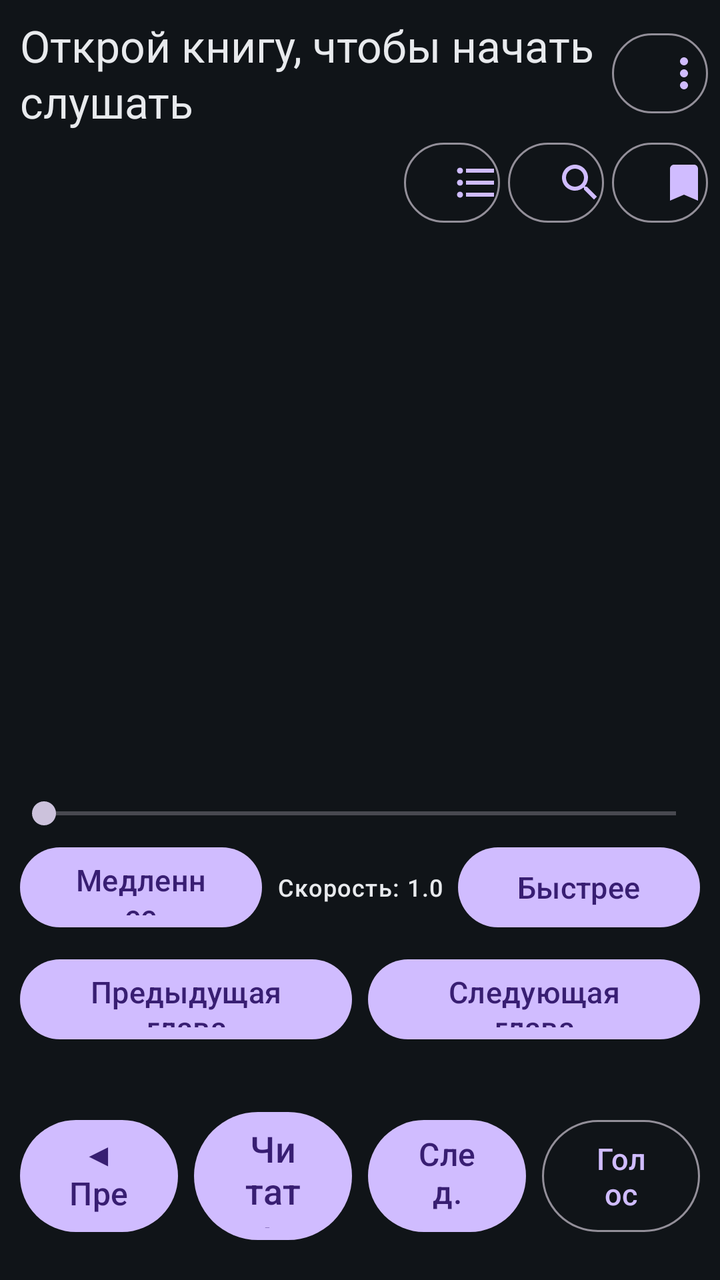
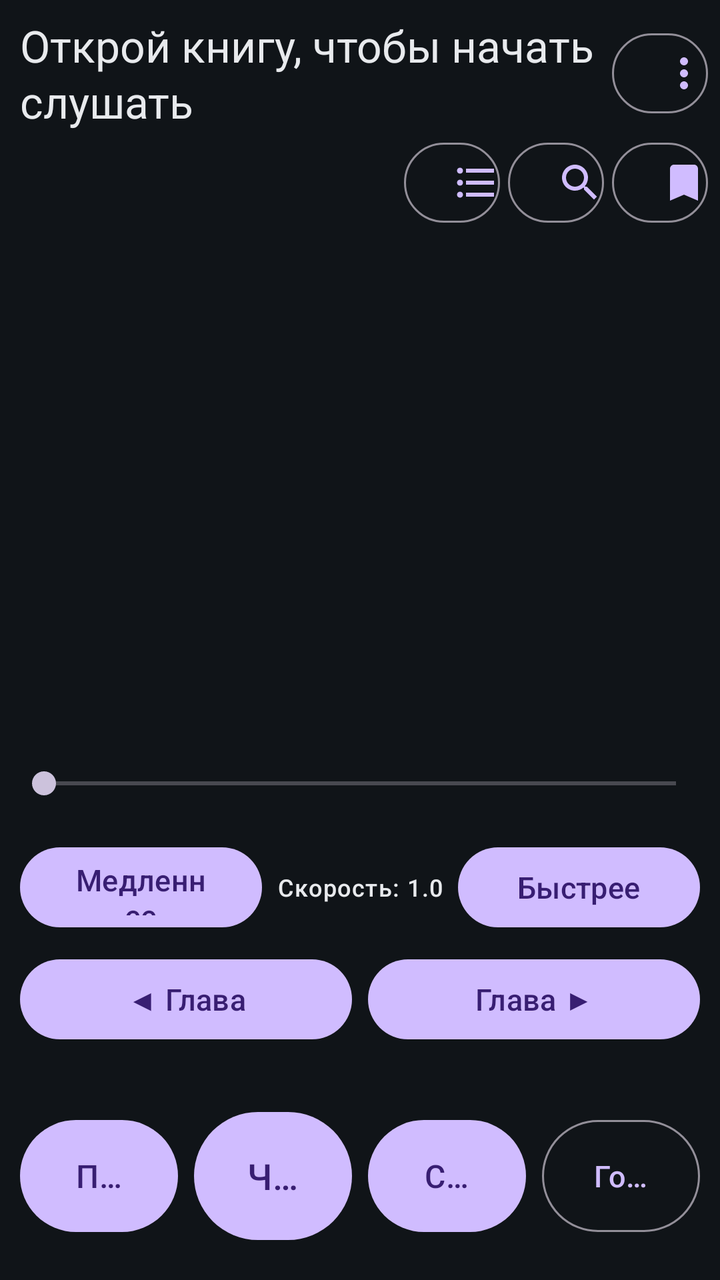

Two renders of the same Android screen: before a commit and after it. Below are the layout's source before the change and the commit's diff.
<!-- AndroidManifest.xml: application theme Theme.BookVoice -->
<!-- res/layout/activity_main.xml -->
<?xml version="1.0" encoding="utf-8"?>
<LinearLayout xmlns:android="http://schemas.android.com/apk/res/android"
    xmlns:app="http://schemas.android.com/apk/res-auto"
    android:layout_width="match_parent"
    android:layout_height="match_parent"
    android:background="#101418"
    android:orientation="vertical"
    android:padding="6dp">

    
    <LinearLayout
        android:layout_width="match_parent"
        android:layout_height="wrap_content"
        android:gravity="center_vertical"
        android:orientation="horizontal">

        <TextView
            android:id="@+id/tvHeader"
            android:layout_width="0dp"
            android:layout_height="wrap_content"
            android:layout_weight="1"
            android:accessibilityHeading="true"
            android:ellipsize="end"
            android:focusable="true"
            android:screenReaderFocusable="true"
            android:maxLines="2"
            android:paddingStart="4dp"
            android:paddingTop="2dp"
            android:paddingEnd="4dp"
            android:paddingBottom="2dp"
            android:text="@string/no_book"
            android:textAppearance="?attr/textAppearanceTitleLarge"
            android:textColor="#E8EAED" />

        
        <Button
            android:id="@+id/btnMore"
            style="?attr/materialButtonOutlinedStyle"
            android:layout_width="48dp"
            android:layout_height="48dp"
            android:layout_marginStart="4dp"
            android:contentDescription="@string/reader_more_cd"
            android:gravity="center"
            android:minWidth="48dp"
            app:icon="@drawable/ic_more"
            app:iconSize="24dp" />
    </LinearLayout>

    
    <LinearLayout
        android:layout_width="match_parent"
        android:layout_height="wrap_content"
        android:gravity="end|center_vertical"
        android:orientation="horizontal">

        <Button
            android:id="@+id/btnToc"
            style="?attr/materialButtonOutlinedStyle"
            android:layout_width="48dp"
            android:layout_height="48dp"
            android:layout_marginStart="4dp"
            android:contentDescription="@string/toc_btn"
            android:gravity="center"
            android:minWidth="48dp"
            app:icon="@drawable/ic_toc"
            app:iconSize="24dp" />

        <Button
            android:id="@+id/btnSearch"
            style="?attr/materialButtonOutlinedStyle"
            android:layout_width="48dp"
            android:layout_height="48dp"
            android:layout_marginStart="4dp"
            android:contentDescription="@string/search_button_cd"
            android:gravity="center"
            android:minWidth="48dp"
            app:icon="@drawable/ic_search"
            app:iconSize="24dp" />

        <Button
            android:id="@+id/btnBookmark"
            style="?attr/materialButtonOutlinedStyle"
            android:layout_width="48dp"
            android:layout_height="48dp"
            android:layout_marginStart="4dp"
            android:contentDescription="@string/bookmark_btn"
            android:gravity="center"
            android:minWidth="48dp"
            app:icon="@drawable/ic_bookmark"
            app:iconSize="24dp" />
    </LinearLayout>

    
    <LinearLayout
        android:id="@+id/searchPanel"
        android:layout_width="match_parent"
        android:layout_height="wrap_content"
        android:orientation="vertical"
        android:paddingTop="2dp"
        android:visibility="gone">

        <LinearLayout
            android:layout_width="match_parent"
            android:layout_height="wrap_content"
            android:gravity="center_vertical"
            android:orientation="horizontal">

            <EditText
                android:id="@+id/etSearch"
                android:layout_width="0dp"
                android:layout_height="48dp"
                android:layout_weight="1"
                android:autofillHints=""
                android:hint="@string/search_field_hint"
                android:imeOptions="actionSearch"
                android:importantForAutofill="no"
                android:inputType="text"
                android:maxLines="1"
                android:textColor="#E8EAED"
                android:textColorHint="#9AA0A6"
                android:textSize="16sp" />

            <Button
                android:id="@+id/btnSearchMic"
                android:layout_width="wrap_content"
                android:layout_height="48dp"
                android:layout_marginStart="4dp"
                android:contentDescription="@string/search_mic_cd"
                android:minWidth="48dp"
                android:text="🎤"
                android:textSize="18sp" />

            <Button
                android:id="@+id/btnSearchGo"
                android:layout_width="wrap_content"
                android:layout_height="48dp"
                android:layout_marginStart="4dp"
                android:text="@string/search_find_btn"
                android:textSize="15sp" />
        </LinearLayout>

        <TextView
            android:id="@+id/tvSearchResult"
            android:layout_width="match_parent"
            android:layout_height="wrap_content"
            android:gravity="center"
            android:paddingTop="2dp"
            android:paddingBottom="2dp"
            android:textAppearance="?attr/textAppearanceLabelMedium"
            android:textColor="#9AA0A6" />

        <LinearLayout
            android:layout_width="match_parent"
            android:layout_height="wrap_content"
            android:gravity="center"
            android:orientation="horizontal">

            <Button
                android:id="@+id/btnSearchPrev"
                android:layout_width="0dp"
                android:layout_height="48dp"
                android:layout_margin="2dp"
                android:layout_weight="1"
                android:text="@string/search_prev_btn"
                android:textSize="15sp" />

            <Button
                android:id="@+id/btnSearchNext"
                android:layout_width="0dp"
                android:layout_height="48dp"
                android:layout_margin="2dp"
                android:layout_weight="1"
                android:text="@string/search_next_btn"
                android:textSize="15sp" />

            <Button
                android:id="@+id/btnSearchClose"
                android:layout_width="0dp"
                android:layout_height="48dp"
                android:layout_margin="2dp"
                android:layout_weight="1"
                android:text="@string/search_close_btn"
                android:textSize="15sp" />
        </LinearLayout>
    </LinearLayout>

    
    <LinearLayout
        android:id="@+id/voicePanel"
        android:layout_width="match_parent"
        android:layout_height="wrap_content"
        android:background="#1A232B"
        android:orientation="vertical"
        android:paddingStart="4dp"
        android:paddingTop="4dp"
        android:paddingEnd="4dp"
        android:visibility="gone">

        <LinearLayout
            android:layout_width="match_parent"
            android:layout_height="wrap_content"
            android:gravity="center_vertical"
            android:orientation="horizontal">

            <TextView
                android:id="@+id/tvVoiceTitle"
                android:layout_width="0dp"
                android:layout_height="wrap_content"
                android:layout_weight="1"
                android:accessibilityHeading="true"
                android:ellipsize="end"
                android:focusable="true"
                android:screenReaderFocusable="true"
                android:maxLines="1"
                android:text="@string/voice_settings"
                android:textAppearance="?attr/textAppearanceTitleMedium"
                android:textColor="#E8EAED" />

            <Button
                android:id="@+id/btnVoiceClose"
                android:layout_width="wrap_content"
                android:layout_height="44dp"
                android:layout_marginStart="4dp"
                android:minWidth="44dp"
                android:text="@string/dialog_close"
                android:textSize="14sp" />
        </LinearLayout>

        <ScrollView
            android:id="@+id/voiceScroll"
            android:layout_width="match_parent"
            android:layout_height="wrap_content"
            android:scrollbars="vertical">

            <LinearLayout
                android:id="@+id/voiceBody"
                android:layout_width="match_parent"
                android:layout_height="wrap_content"
                android:orientation="vertical" />
        </ScrollView>
    </LinearLayout>

    <androidx.recyclerview.widget.RecyclerView
        android:id="@+id/sentenceList"
        android:layout_width="match_parent"
        android:layout_height="0dp"
        android:layout_weight="1"
        android:clipToPadding="false"
        android:paddingStart="12dp"
        android:paddingEnd="12dp"
        android:scrollbars="vertical" />

    <TextView
        android:id="@+id/tvPosition"
        android:layout_width="match_parent"
        android:layout_height="wrap_content"
        android:gravity="center"
        android:paddingTop="2dp"
        android:paddingBottom="2dp"
        android:textAppearance="?attr/textAppearanceLabelMedium"
        android:textColor="#9AA0A6" />

    <SeekBar
        android:id="@+id/seekProgress"
        android:layout_width="match_parent"
        android:layout_height="wrap_content"
        android:contentDescription="@string/seek_progress"
        android:max="0"
        android:progress="0" />

    
    <LinearLayout
        android:id="@+id/speedRow"
        android:layout_width="match_parent"
        android:layout_height="wrap_content"
        android:gravity="center_vertical"
        android:orientation="horizontal">

        <Button
            android:id="@+id/btnSpeedDown"
            android:layout_width="0dp"
            android:layout_height="48dp"
            android:layout_margin="4dp"
            android:layout_weight="1"
            android:text="@string/speed_down"
            android:textSize="15sp" />

        <TextView
            android:id="@+id/tvSpeed"
            android:layout_width="wrap_content"
            android:layout_height="wrap_content"
            android:gravity="center"
            android:minWidth="90dp"
            android:text="@string/speed_default"
            android:textAppearance="?attr/textAppearanceLabelMedium"
            android:textColor="#E8EAED" />

        <Button
            android:id="@+id/btnSpeedUp"
            android:layout_width="0dp"
            android:layout_height="48dp"
            android:layout_margin="4dp"
            android:layout_weight="1"
            android:text="@string/speed_up"
            android:textSize="15sp" />
    </LinearLayout>

    <LinearLayout
        android:layout_width="match_parent"
        android:layout_height="wrap_content"
        android:gravity="center"
        android:orientation="horizontal">

        <Button
            android:id="@+id/btnPrevChapter"
            android:layout_width="0dp"
            android:layout_height="48dp"
            android:layout_margin="4dp"
            android:layout_weight="1"
            android:text="Предыдущая глава"
            android:textSize="15sp" />

        <Button
            android:id="@+id/btnNextChapter"
            android:layout_width="0dp"
            android:layout_height="48dp"
            android:layout_margin="4dp"
            android:layout_weight="1"
            android:text="Следующая глава"
            android:textSize="15sp" />
    </LinearLayout>

    <TextView
        android:id="@+id/tvStats"
        android:layout_width="match_parent"
        android:layout_height="wrap_content"
        android:gravity="center"
        android:paddingTop="2dp"
        android:paddingBottom="2dp"
        android:textAppearance="?attr/textAppearanceLabelMedium"
        android:textColor="#9AA0A6" />

    
    <LinearLayout
        android:layout_width="match_parent"
        android:layout_height="wrap_content"
        android:gravity="center"
        android:orientation="horizontal"
        android:paddingBottom="6dp">

        <Button
            android:id="@+id/btnPrevSentence"
            android:layout_width="0dp"
            android:layout_height="64dp"
            android:layout_margin="4dp"
            android:layout_weight="1"
            android:contentDescription="@string/prev_sentence"
            android:text="◀ Пред."
            android:textSize="16sp" />

        <Button
            android:id="@+id/btnPlayPause"
            android:layout_width="0dp"
            android:layout_height="72dp"
            android:layout_margin="4dp"
            android:layout_weight="1"
            android:text="Читать"
            android:textSize="18sp" />

        <Button
            android:id="@+id/btnNextSentence"
            android:layout_width="0dp"
            android:layout_height="64dp"
            android:layout_margin="4dp"
            android:layout_weight="1"
            android:contentDescription="@string/next_sentence"
            android:text="След. ▶"
            android:textSize="16sp" />

        
        <Button
            android:id="@+id/btnVoice"
            style="?attr/materialButtonOutlinedStyle"
            android:layout_width="0dp"
            android:layout_height="64dp"
            android:layout_margin="4dp"
            android:layout_weight="1"
            android:contentDescription="@string/voice_settings"
            android:text="Голос"
            android:textSize="15sp" />
    </LinearLayout>
</LinearLayout>
<!-- resources referenced by this layout -->
<resources>
  <!-- drawable ic_bookmark (drawable) -->
  <vector xmlns:android="http://schemas.android.com/apk/res/android"
      android:width="24dp"
      android:height="24dp"
      android:viewportWidth="24"
      android:viewportHeight="24">
      
      <path
          android:fillColor="#E8EAED"
          android:pathData="M17,3H7c-1.1,0 -1.99,0.9 -1.99,2L5,21l7,-3 7,3V5c0,-1.1 -0.9,-2 -2,-2z" />
  </vector>
  <!-- drawable ic_more (drawable) -->
  <vector xmlns:android="http://schemas.android.com/apk/res/android"
      android:width="24dp"
      android:height="24dp"
      android:viewportWidth="24"
      android:viewportHeight="24">
      
      <path
          android:fillColor="#E8EAED"
          android:pathData="M12,8c1.1,0 2,-0.9 2,-2s-0.9,-2 -2,-2 -2,0.9 -2,2 0.9,2 2,2zM12,10c-1.1,0 -2,0.9 -2,2s0.9,2 2,2 2,-0.9 2,-2 -0.9,-2 -2,-2zM12,16c-1.1,0 -2,0.9 -2,2s0.9,2 2,2 2,-0.9 2,-2 -0.9,-2 -2,-2z" />
  </vector>
  <!-- drawable ic_search (drawable) -->
  <vector xmlns:android="http://schemas.android.com/apk/res/android"
      android:width="24dp"
      android:height="24dp"
      android:viewportWidth="24"
      android:viewportHeight="24">
      
      <path
          android:fillColor="#E8EAED"
          android:pathData="M15.5,14h-0.79l-0.28,-0.27C15.41,12.59 16,11.11 16,9.5 16,5.91 13.09,3 9.5,3S3,5.91 3,9.5 5.91,16 9.5,16c1.61,0 3.09,-0.59 4.23,-1.57l0.27,0.28v0.79l5,4.99L20.49,19l-4.99,-5zM9.5,14C7.01,14 5,11.99 5,9.5S7.01,5 9.5,5 14,7.01 14,9.5 11.99,14 9.5,14z" />
  </vector>
  <!-- drawable ic_toc (drawable) -->
  <vector xmlns:android="http://schemas.android.com/apk/res/android"
      android:width="24dp"
      android:height="24dp"
      android:viewportWidth="24"
      android:viewportHeight="24">
      
      <path
          android:fillColor="#E8EAED"
          android:pathData="M4,10.5c-0.83,0 -1.5,0.67 -1.5,1.5s0.67,1.5 1.5,1.5 1.5,-0.67 1.5,-1.5 -0.67,-1.5 -1.5,-1.5zM4,4.5c-0.83,0 -1.5,0.67 -1.5,1.5S3.17,7.5 4,7.5 5.5,6.83 5.5,6 4.83,4.5 4,4.5zM4,16.5c-0.83,0 -1.5,0.68 -1.5,1.5s0.68,1.5 1.5,1.5 1.5,-0.68 1.5,-1.5 -0.67,-1.5 -1.5,-1.5zM7,19h14v-2H7v2zM7,13h14v-2H7v2zM7,5v2h14V5H7z" />
  </vector>
  <string name="bookmark_btn">Закладка</string>
  <string name="dialog_close">Закрыть</string>
  <string name="next_sentence">Следующее предложение</string>
  <string name="no_book">Открой книгу, чтобы начать слушать</string>
  <string name="prev_sentence">Предыдущее предложение</string>
  <string name="reader_more_cd">Ещё</string>
  <string name="search_button_cd">Поиск</string>
  <string name="search_close_btn">Закрыть поиск</string>
  <string name="search_field_hint">Слово для поиска</string>
  <string name="search_find_btn">Найти</string>
  <string name="search_mic_cd">Продиктовать слово для поиска</string>
  <string name="search_next_btn">Далее</string>
  <string name="search_prev_btn">Назад</string>
  <string name="seek_progress">Позиция в книге</string>
  <string name="speed_default">Скорость: 1.0</string>
  <string name="speed_down">Медленнее</string>
  <string name="speed_up">Быстрее</string>
  <string name="toc_btn">Оглавление</string>
  <string name="voice_settings">Голос чтения</string>
  <style name="Theme.BookVoice" parent="Theme.Material3.Dark.NoActionBar">
          <item name="android:windowBackground">#101418</item>
      </style>
</resources>

<!-- the commit's change to res/layout/activity_main.xml (unified diff, before → after) -->
@@ -260,11 +260,13 @@
         android:textAppearance="?attr/textAppearanceLabelMedium"
         android:textColor="#9AA0A6" />
 
+    
     <SeekBar
         android:id="@+id/seekProgress"
         android:layout_width="match_parent"
         android:layout_height="wrap_content"
         android:contentDescription="@string/seek_progress"
+        android:minHeight="48dp"
         android:max="0"
         android:progress="0" />
 
@@ -305,6 +307,7 @@
             android:textSize="15sp" />
     </LinearLayout>
 
+    
     <LinearLayout
         android:layout_width="match_parent"
         android:layout_height="wrap_content"
@@ -317,7 +320,10 @@
             android:layout_height="48dp"
             android:layout_margin="4dp"
             android:layout_weight="1"
-            android:text="Предыдущая глава"
+            android:contentDescription="@string/prev_chapter"
+            android:ellipsize="end"
+            android:maxLines="1"
+            android:text="◀ Глава"
             android:textSize="15sp" />
 
         <Button
@@ -326,7 +332,10 @@
             android:layout_height="48dp"
             android:layout_margin="4dp"
             android:layout_weight="1"
-            android:text="Следующая глава"
+            android:contentDescription="@string/next_chapter"
+            android:ellipsize="end"
+            android:maxLines="1"
+            android:text="Глава ▶"
             android:textSize="15sp" />
     </LinearLayout>
 
@@ -355,7 +364,9 @@
             android:layout_margin="4dp"
             android:layout_weight="1"
             android:contentDescription="@string/prev_sentence"
-            android:text="◀ Пред."
+            android:ellipsize="end"
+            android:maxLines="1"
+            android:text="Пред."
             android:textSize="16sp" />
 
         <Button
@@ -364,6 +375,8 @@
             android:layout_height="72dp"
             android:layout_margin="4dp"
             android:layout_weight="1"
+            android:ellipsize="end"
+            android:maxLines="1"
             android:text="Читать"
             android:textSize="18sp" />
 
@@ -374,7 +387,9 @@
             android:layout_margin="4dp"
             android:layout_weight="1"
             android:contentDescription="@string/next_sentence"
-            android:text="След. ▶"
+            android:ellipsize="end"
+            android:maxLines="1"
+            android:text="След."
             android:textSize="16sp" />
 
         
@@ -386,6 +401,8 @@
             android:layout_margin="4dp"
             android:layout_weight="1"
             android:contentDescription="@string/voice_settings"
+            android:ellipsize="end"
+            android:maxLines="1"
             android:text="Голос"
             android:textSize="15sp" />
     </LinearLayout>
<!-- resource entries referenced after the edit -->
@@ -46,8 +46,10 @@
   </vector>
   <string name="bookmark_btn">Закладка</string>
   <string name="dialog_close">Закрыть</string>
+  <string name="next_chapter">Следующая глава</string>
   <string name="next_sentence">Следующее предложение</string>
   <string name="no_book">Открой книгу, чтобы начать слушать</string>
+  <string name="prev_chapter">Предыдущая глава</string>
   <string name="prev_sentence">Предыдущее предложение</string>
   <string name="reader_more_cd">Ещё</string>
   <string name="search_button_cd">Поиск</string>
